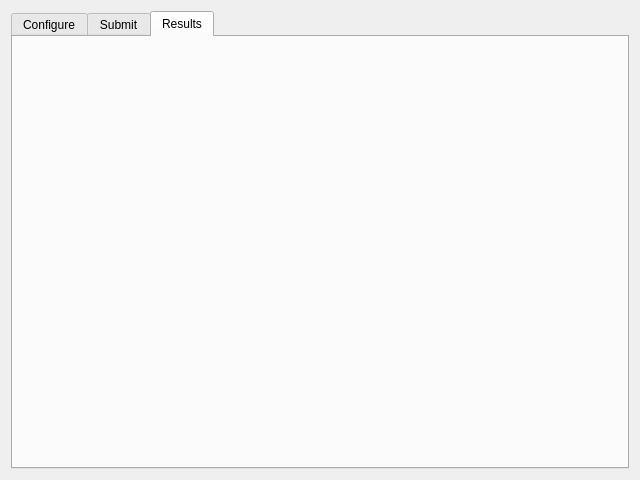
Before: the Qt Designer form GUI/Qt/Windows/DSS/DistributedSegmentationDialog.ui in pyushkevich/itksnap, drawn with Qt 5.
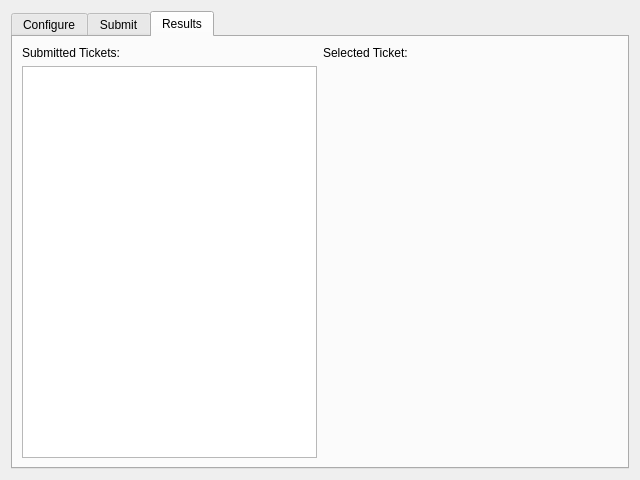
After: the same form once the commit is applied. The open tabs and pages were chosen to show the change.

Commit message: Able to submit workspace and list active tickets, but not yet get ticket details

The edit to the form file:
```diff
--- a/GUI/Qt/Windows/DSS/DistributedSegmentationDialog.ui
+++ b/GUI/Qt/Windows/DSS/DistributedSegmentationDialog.ui
@@ -284,6 +284,57 @@
       <attribute name="title">
        <string>Results</string>
       </attribute>
+      <layout class="QGridLayout" name="gridLayout_3">
+       <item row="0" column="0">
+        <widget class="QLabel" name="label_6">
+         <property name="text">
+          <string>Submitted Tickets:</string>
+         </property>
+        </widget>
+       </item>
+       <item row="0" column="1">
+        <widget class="QLabel" name="label_7">
+         <property name="text">
+          <string>Selected Ticket:</string>
+         </property>
+        </widget>
+       </item>
+       <item row="1" column="1">
+        <spacer name="horizontalSpacer_4">
+         <property name="orientation">
+          <enum>Qt::Horizontal</enum>
+         </property>
+         <property name="sizeHint" stdset="0">
+          <size>
+           <width>40</width>
+           <height>20</height>
+          </size>
+         </property>
+        </spacer>
+       </item>
+       <item row="1" column="0">
+        <widget class="QTableView" name="tblTickets">
+         <property name="selectionMode">
+          <enum>QAbstractItemView::SingleSelection</enum>
+         </property>
+         <property name="selectionBehavior">
+          <enum>QAbstractItemView::SelectRows</enum>
+         </property>
+         <property name="sortingEnabled">
+          <bool>true</bool>
+         </property>
+         <attribute name="horizontalHeaderDefaultSectionSize">
+          <number>80</number>
+         </attribute>
+         <attribute name="verticalHeaderVisible">
+          <bool>false</bool>
+         </attribute>
+         <attribute name="verticalHeaderDefaultSectionSize">
+          <number>22</number>
+         </attribute>
+        </widget>
+       </item>
+      </layout>
      </widget>
     </widget>
    </item>
```
Left out of the diff: 154 changed lines with no effect on the pictures. The commit also changes 15 other files.
